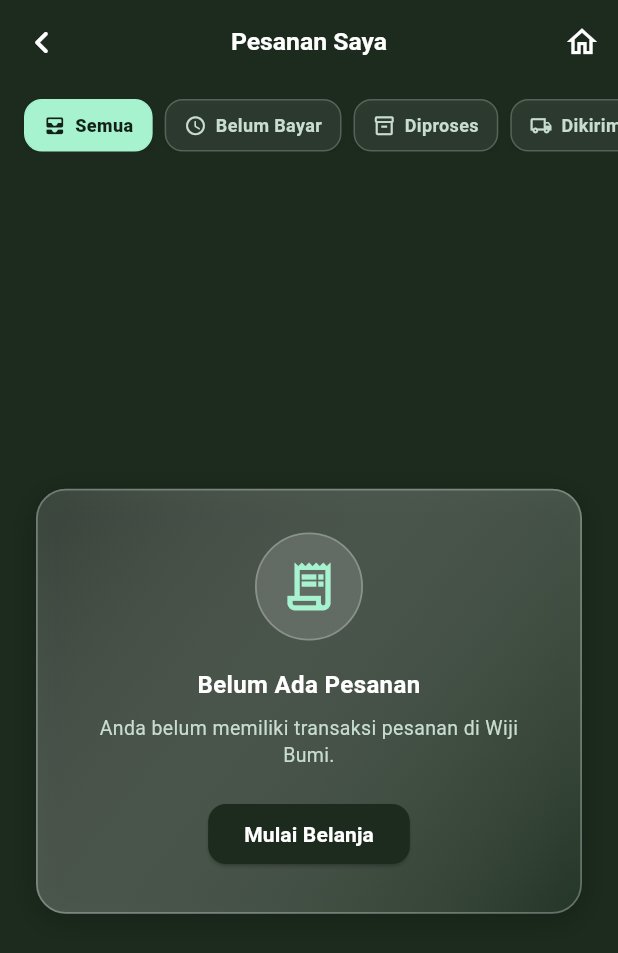
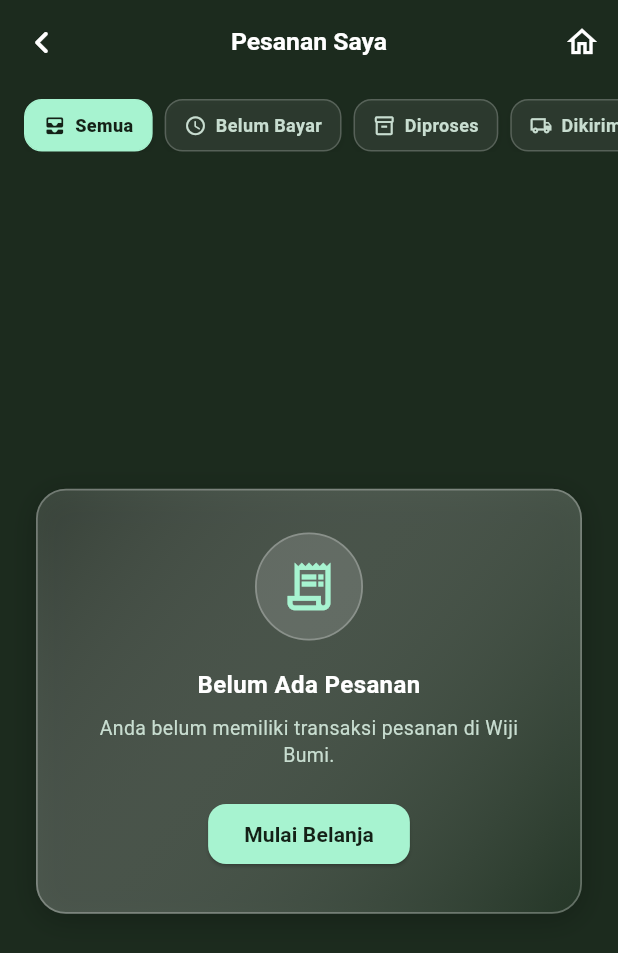
Before and after one commit to said0310/project_akhir_prak_mobile, a Flutter app: the OrderHistoryView screen opened by its route, on a phone screen of 412 x 824 dp. Shown: the top 953 px of the screen. Run offline on Flutter 3.47's test engine with Material 3 defaults, Android fonts, the phone set to English and light mode, and no system bars; our stand-ins replace flutter_local_notifications, flutter_map, flutter_timezone, geolocator, get, latlong2 and 4 more; accounts and stored records are empty; Roboto replaces fonts that are missing (Poppins).

Commit message:
perbarui menu riwayat pesanan di halaman profil

```diff
--- a/lib/views/order_history_view.dart
+++ b/lib/views/order_history_view.dart
@@ -8,14 +8,24 @@ import '../widgets/empty_state.dart';
 
 class OrderHistoryView extends StatefulWidget {
   final bool isEmbedded;
-  const OrderHistoryView({super.key, this.isEmbedded = false});
+  final bool isHistoryMode;
+  const OrderHistoryView({
+    super.key,
+    this.isEmbedded = false,
+    this.isHistoryMode = false,
+  });
 
   @override
   State<OrderHistoryView> createState() => _OrderHistoryViewState();
 }
 
 class _OrderHistoryViewState extends State<OrderHistoryView> {
-  String _selectedStatus = 'Semua';
+  late String _selectedStatus;
+
+  bool get _isHistoryMode =>
+      widget.isHistoryMode ||
+      (Get.arguments is Map && Get.arguments['isHistoryMode'] == true) ||
+      Get.arguments == true;
 
   final List<Map<String, dynamic>> _filterCategories = [
     {'status': 'Semua', 'label': 'Semua', 'icon': Icons.all_inbox_rounded},
@@ -26,9 +36,16 @@ class _OrderHistoryViewState extends State<OrderHistoryView> {
     {'status': 'Dibatalkan', 'label': 'Dibatalkan', 'icon': Icons.cancel_outlined},
   ];
 
+  final List<Map<String, dynamic>> _historyFilterCategories = [
+    {'status': 'Semua Riwayat', 'label': 'Semua Riwayat', 'icon': Icons.history_rounded},
+    {'status': 'Selesai', 'label': 'Selesai', 'icon': Icons.check_circle_outline_rounded},
+    {'status': 'Dibatalkan', 'label': 'Dibatalkan', 'icon': Icons.cancel_outlined},
+  ];
+
   @override
   void initState() {
     super.initState();
+    _selectedStatus = _isHistoryMode ? 'Semua Riwayat' : 'Semua';
     WidgetsBinding.instance.addPostFrameCallback((_) {
       Get.find<ShopController>().loadOrders();
     });
@@ -37,34 +54,35 @@ class _OrderHistoryViewState extends State<OrderHistoryView> {
   Color _getStatusColor(String status) {
     switch (status) {
       case 'Selesai':
-        return WijiBumiColors.success;
+        return const Color(0xFFA7F3D0);
       case 'Dikirim':
-        return WijiBumiColors.deepForest;
+        return const Color(0xFF68D391);
       case 'Diproses':
       case 'Dikemas':
-        return WijiBumiColors.freshLeaf;
+        return const Color(0xFF81E6D9);
       case 'Menunggu Pembayaran':
-        return WijiBumiColors.warning;
+        return const Color(0xFFFFD166);
       case 'Dibatalkan':
-        return WijiBumiColors.error;
+        return const Color(0xFFFF6B6B);
       default:
-        return WijiBumiColors.textSecondary;
+        return const Color(0xFFC8DDD0);
     }
   }
 
   Color _getStatusBg(String status) {
     switch (status) {
       case 'Selesai':
+        return const Color(0xFFA7F3D0).withOpacity(0.16);
       case 'Dikirim':
       case 'Diproses':
       case 'Dikemas':
-        return WijiBumiColors.lightMint;
+        return Colors.white.withOpacity(0.12);
       case 'Menunggu Pembayaran':
-        return WijiBumiColors.warning.withOpacity(0.15);
+        return const Color(0xFFFFD166).withOpacity(0.15);
       case 'Dibatalkan':
-        return WijiBumiColors.error.withOpacity(0.12);
+        return const Color(0xFFFF6B6B).withOpacity(0.16);
       default:
-        return WijiBumiColors.lightMint;
+        return Colors.white.withOpacity(0.10);
     }
   }
 
@@ -102,32 +120,78 @@ class _OrderHistoryViewState extends State<OrderHistoryView> {
       if (orderController.isLoading.value) {
         return const Center(
           child: CircularProgressIndicator(
-            valueColor: AlwaysStoppedAnimation<Color>(WijiBumiColors.deepForest),
+            valueColor: AlwaysStoppedAnimation<Color>(Color(0xFFA7F3D0)),
           ),
         );
       }
 
       final allOrders = orderController.orders;
 
+      // Base orders: mode riwayat hanya menyaring pesanan Selesai & Dibatalkan
+      final List<OrderModel> baseOrders = _isHistoryMode
+          ? allOrders.where((o) => o.status == 'Selesai' || o.status == 'Dibatalkan').toList()
+          : allOrders;
+
       // Filter berdasarkan tab status aktif
-      final filteredOrders = _selectedStatus == 'Semua'
-          ? allOrders
-          : (_selectedStatus == 'Diproses'
-              ? allOrders.where((o) => o.status == 'Diproses' || o.status == 'Dikemas').toList()
-              : allOrders.where((o) => o.status == _selectedStatus).toList());
+      final List<OrderModel> filteredOrders;
+      if (_isHistoryMode) {
+        if (_selectedStatus == 'Semua Riwayat' || _selectedStatus == 'Semua') {
+          filteredOrders = baseOrders;
+        } else {
+          filteredOrders = baseOrders.where((o) => o.status == _selectedStatus).toList();
+        }
+      } else {
+        if (_selectedStatus == 'Semua') {
+          filteredOrders = baseOrders;
+        } else if (_selectedStatus == 'Diproses') {
+          filteredOrders = baseOrders.where((o) => o.status == 'Diproses' || o.status == 'Dikemas').toList();
+        } else {
+          filteredOrders = baseOrders.where((o) => o.status == _selectedStatus).toList();
+        }
+      }
 
       return RefreshIndicator(
         onRefresh: () => orderController.loadOrders(),
-        color: WijiBumiColors.deepForest,
+        color: const Color(0xFFA7F3D0),
+        backgroundColor: const Color(0xFF1C2B1E),
         child: Column(
           children: [
             // Tab Filter Status Pesanan (Horizontal Scroll)
-            _buildStatusFilterBar(allOrders),
+            _buildStatusFilterBar(baseOrders),
 
             // Daftar Pesanan
             Expanded(
               child: filteredOrders.isEmpty
-                  ? (allOrders.isEmpty
+                  ? (_isHistoryMode
+                      ? (baseOrders.isEmpty
+                          ? EmptyState(
+                              icon: Icons.history_rounded,
+                              title: 'Belum Ada Riwayat',
+                              message: 'Belum ada riwayat pesanan selesai atau dibatalkan.',
+                              action: ElevatedButton(
+                                onPressed: () {
+                                  if (Navigator.of(context).canPop()) {
+                                    Navigator.of(context).pop();
+                                  } else {
+                                    Get.offAllNamed(AppRoutes.MAIN);
+                                  }
+                                },
+                                style: ElevatedButton.styleFrom(
+                                  backgroundColor: const Color(0xFFA7F3D0),
+                                  foregroundColor: const Color(0xFF142117),
+                                  shape: RoundedRectangleBorder(
+                                    borderRadius: BorderRadius.circular(12),
+                                  ),
+                                ),
+                                child: const Text('Kembali ke Profil', style: TextStyle(fontWeight: FontWeight.w700)),
+                              ),
+                            )
+                          : EmptyState(
+                              icon: _getStatusIcon(_selectedStatus),
+                              title: 'Tidak Ada Riwayat',
+                              message: 'Tidak ada riwayat pesanan dengan status "$_selectedStatus".',
+                            ))
+                      : (baseOrders.isEmpty
                           ? EmptyState(
                               icon: Icons.receipt_long_outlined,
                               title: 'Belum Ada Pesanan',
@@ -135,8 +199,8 @@ class _OrderHistoryViewState extends State<OrderHistoryView> {
                               action: ElevatedButton(
                                 onPressed: () => Get.offAllNamed(AppRoutes.MAIN),
                                 style: ElevatedButton.styleFrom(
-                              backgroundColor: WijiBumiColors.deepForest,
-                              foregroundColor: Colors.white,
+                                  backgroundColor: const Color(0xFFA7F3D0),
+                                  foregroundColor: const Color(0xFF142117),
                                   shape: RoundedRectangleBorder(
                                     borderRadius: BorderRadius.circular(12),
                                   ),
@@ -148,9 +212,9 @@ class _OrderHistoryViewState extends State<OrderHistoryView> {
                               icon: _getStatusIcon(_selectedStatus),
                               title: 'Tidak Ada Pesanan',
                               message: 'Tidak ada pesanan dengan status "$_selectedStatus".',
-                        ))
+                            )))
                   : ListView.separated(
-                      padding: EdgeInsets.fromLTRB(16, 8, 16, widget.isEmbedded ? 100 : 32),
+                      padding: EdgeInsets.fromLTRB(16, 8, 16, (widget.isEmbedded && !_isHistoryMode) ? 100 : 32),
                       physics: const AlwaysScrollableScrollPhysics(parent: BouncingScrollPhysics()),
                       itemCount: filteredOrders.length,
                       separatorBuilder: (_, __) => const SizedBox(height: 12),
@@ -180,7 +244,7 @@ class _OrderHistoryViewState extends State<OrderHistoryView> {
                                         style: const TextStyle(
                                           fontSize: 13.5,
                                           fontWeight: FontWeight.w800,
-                                          color: WijiBumiColors.textPrimary,
+                                          color: Colors.white,
                                         ),
                                       ),
                                     ),
@@ -228,7 +292,8 @@ class _OrderHistoryViewState extends State<OrderHistoryView> {
                                   overflow: TextOverflow.ellipsis,
                                   style: const TextStyle(
                                     fontSize: 11.5,
-                                    color: WijiBumiColors.textSecondary,
+                                    fontWeight: FontWeight.w500,
+                                    color: Color(0xFFC8DDD0),
                                   ),
                                 ),
                                 const Padding(
@@ -250,7 +315,7 @@ class _OrderHistoryViewState extends State<OrderHistoryView> {
                                   style: const TextStyle(
                                     fontSize: 13,
                                     fontWeight: FontWeight.w600,
-                                    color: WijiBumiColors.textPrimary,
+                                    color: Colors.white,
                                   ),
                                 ),
                                 const SizedBox(height: 8),
@@ -266,7 +331,8 @@ class _OrderHistoryViewState extends State<OrderHistoryView> {
                                         overflow: TextOverflow.ellipsis,
                                         style: const TextStyle(
                                           fontSize: 12,
-                                          color: WijiBumiColors.textSecondary,
+                                          fontWeight: FontWeight.w500,
+                                          color: Color(0xFFC8DDD0),
                                         ),
                                       ),
                                     ),
@@ -278,7 +344,7 @@ class _OrderHistoryViewState extends State<OrderHistoryView> {
                                         style: const TextStyle(
                                           fontSize: 14.5,
                                           fontWeight: FontWeight.w800,
-                                          color: WijiBumiColors.textPrimary,
+                                          color: Colors.white,
                                         ),
                                       ),
                                     ),
@@ -296,26 +362,27 @@ class _OrderHistoryViewState extends State<OrderHistoryView> {
       );
     });
 
+    final showBackButton = _isHistoryMode || !widget.isEmbedded;
+
     return Scaffold(
       backgroundColor: WijiBumiColors.backgroundCanvas,
       appBar: AppBar(
         backgroundColor: WijiBumiColors.deepForest,
         elevation: 0,
         centerTitle: true,
-        title: const Text(
-          'Pesanan Saya',
-          style: TextStyle(
+        title: Text(
+          _isHistoryMode ? 'Riwayat Pesanan' : 'Pesanan Saya',
+          style: const TextStyle(
             color: Colors.white,
             fontSize: 16.5,
             fontWeight: FontWeight.w700,
           ),
         ),
-        automaticallyImplyLeading: !widget.isEmbedded,
-        leading: widget.isEmbedded
-            ? null
-            : IconButton(
+        automaticallyImplyLeading: showBackButton,
+        leading: showBackButton
+            ? IconButton(
                 icon: const Icon(Icons.chevron_left_rounded, size: 30, color: Colors.white),
-                tooltip: 'Kembali ke Beranda',
+                tooltip: 'Kembali',
                 onPressed: () {
                   if (Navigator.of(context).canPop()) {
                     Navigator.of(context).pop();
@@ -323,9 +390,10 @@ class _OrderHistoryViewState extends State<OrderHistoryView> {
                     Get.offAllNamed(AppRoutes.MAIN);
                   }
                 },
-              ),
+              )
+            : null,
         actions: [
-          if (!widget.isEmbedded)
+          if (showBackButton)
             IconButton(
               icon: const Icon(Icons.home_outlined, size: 24, color: Colors.white),
               tooltip: 'Ke Beranda',
@@ -335,7 +403,7 @@ class _OrderHistoryViewState extends State<OrderHistoryView> {
             ),
         ],
       ),
-      body: widget.isEmbedded
+      body: (widget.isEmbedded && !_isHistoryMode)
           ? content
           : PopScope(
               canPop: false,
@@ -352,7 +420,9 @@ class _OrderHistoryViewState extends State<OrderHistoryView> {
     );
   }
 
-  Widget _buildStatusFilterBar(List<OrderModel> allOrders) {
+  Widget _buildStatusFilterBar(List<OrderModel> baseOrders) {
+    final categories = _isHistoryMode ? _historyFilterCategories : _filterCategories;
+
     return Container(
       padding: const EdgeInsets.symmetric(vertical: 10),
       child: SingleChildScrollView(
@@ -360,17 +430,28 @@ class _OrderHistoryViewState extends State<OrderHistoryView> {
         physics: const BouncingScrollPhysics(),
         padding: const EdgeInsets.symmetric(horizontal: 16),
         child: Row(
-          children: _filterCategories.map((tab) {
+          children: categories.map((tab) {
             final statusKey = tab['status'] as String;
             final label = tab['label'] as String;
             final icon = tab['icon'] as IconData;
             final isSelected = _selectedStatus == statusKey;
 
-            final count = statusKey == 'Semua'
-                ? allOrders.length
-                : (statusKey == 'Diproses'
-                    ? allOrders.where((o) => o.status == 'Diproses' || o.status == 'Dikemas').length
-                    : allOrders.where((o) => o.status == statusKey).length);
+            final int count;
+            if (_isHistoryMode) {
+              if (statusKey == 'Semua Riwayat') {
+                count = baseOrders.length;
+              } else {
+                count = baseOrders.where((o) => o.status == statusKey).length;
+              }
+            } else {
+              if (statusKey == 'Semua') {
+                count = baseOrders.length;
+              } else if (statusKey == 'Diproses') {
+                count = baseOrders.where((o) => o.status == 'Diproses' || o.status == 'Dikemas').length;
+              } else {
+                count = baseOrders.where((o) => o.status == statusKey).length;
+              }
+            }
 
             return Padding(
               padding: const EdgeInsets.only(right: 8),
```
Also changed, not shown: lib/views/profile_view.dart (+13 -6 lines). Lines whose indentation alone changed are shown as unchanged.
